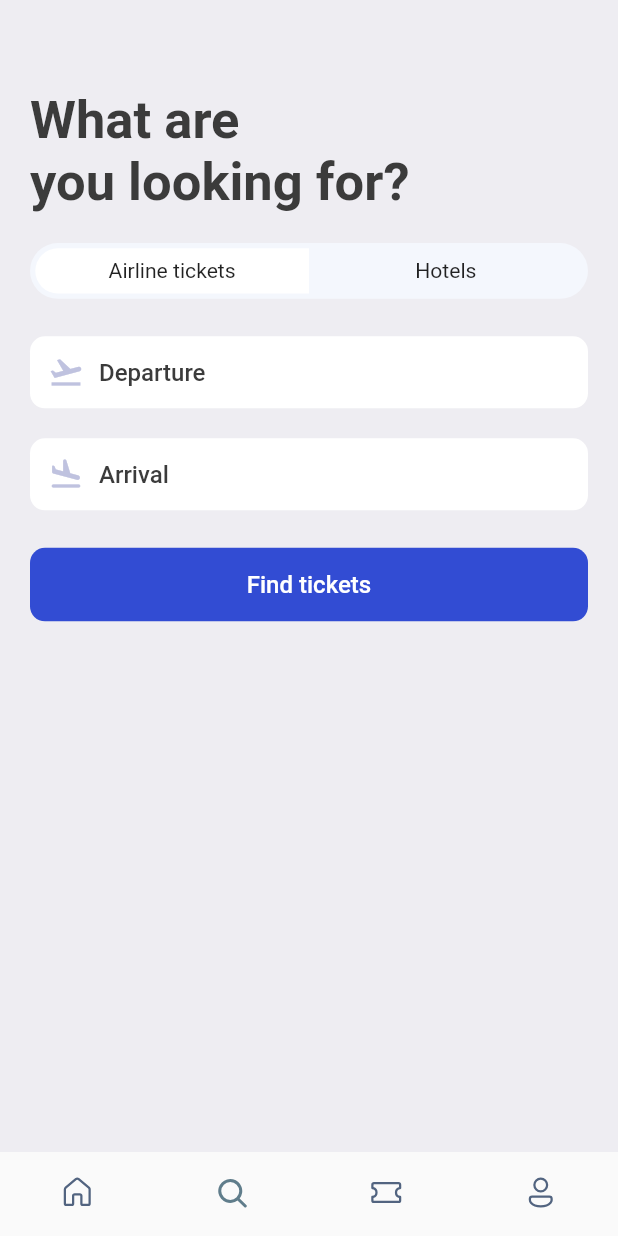
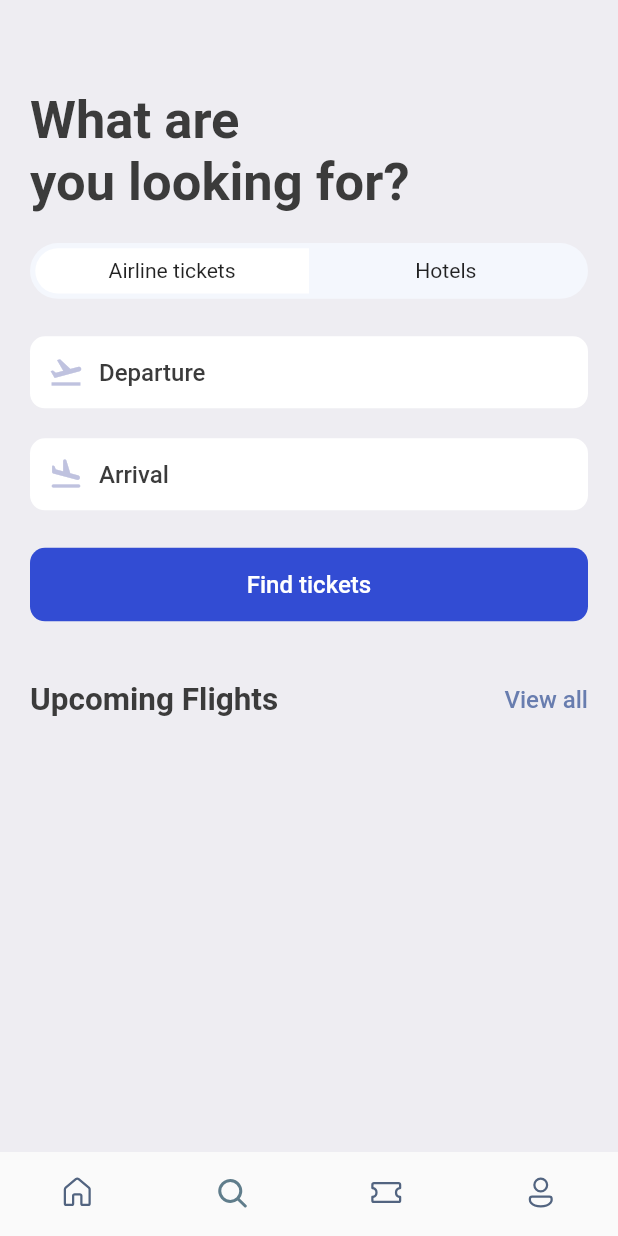
Before and after one commit to ProsperChihimba/tickets-app, a Flutter app: the screen it shows after launch, item 2 of the bottom bar chosen, on a phone screen of 412 x 824 dp. Run offline on Flutter 3.47's test engine with Material 2 defaults, Android fonts, the phone set to English and light mode, and no system bars; our stand-ins replace fluentui_icons, gap, get.

Commit message:
Add: text widget

```diff
--- a/lib/screens/search_screen.dart
+++ b/lib/screens/search_screen.dart
@@ -3,6 +3,8 @@ import 'package:gap/gap.dart';
 import 'package:tickets/utils/app_layout.dart';
 import 'package:tickets/utils/app_styles.dart';
 import 'package:tickets/widgets/icon_text_widget.dart';
+
+import '../widgets/double_text_widget.dart';
 
 class SearchScreen extends StatelessWidget {
   const SearchScreen({super.key});
@@ -70,13 +72,16 @@ class SearchScreen extends StatelessWidget {
                 horizontal: AppLayout.getWidth(15)),
             decoration: BoxDecoration(
                 borderRadius: BorderRadius.circular(AppLayout.getWidth(10)),
-                color: Color(0xD91130CE)),
+                color: const Color(0xD91130CE)),
             child: Text(
               "Find tickets",
               textAlign: TextAlign.center,
               style: Styles.textStyle.copyWith(color: Colors.white),
             ),
-          )
+          ),
+          Gap(AppLayout.getHeight(40)),
+          const AppDoubleTextWidget(
+              bigText: "Upcoming Flights", smallText: "View all"),
         ],
       ),
     );
--- /dev/null
+++ b/lib/widgets/double_text_widget.dart
@@ -0,0 +1,27 @@
+import 'package:flutter/material.dart';
+
+import '../utils/app_styles.dart';
+
+class AppDoubleTextWidget extends StatelessWidget {
+  final String bigText;
+  final String smallText;
+  const AppDoubleTextWidget(
+      {super.key, required this.bigText, required this.smallText});
+
+  @override
+  Widget build(BuildContext context) {
+    return Row(
+      mainAxisAlignment: MainAxisAlignment.spaceBetween,
+      children: [
+        Text(
+          bigText,
+          style: Styles.headLineStyle2,
+        ),
+        Text(smallText,
+            style: Styles.textStyle.copyWith(
+              color: Styles.primaryColor,
+            ))
+      ],
+    );
+  }
+}
```
Also changed, not shown: lib/screens/home_screen.dart (+5 -26 lines).
